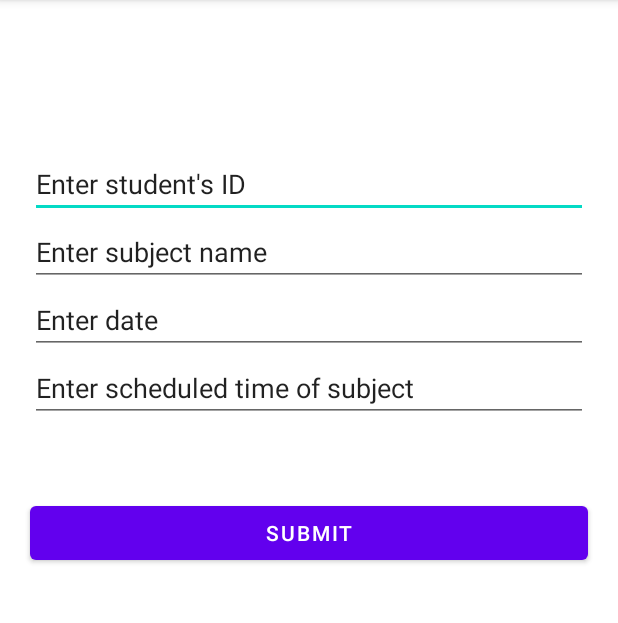
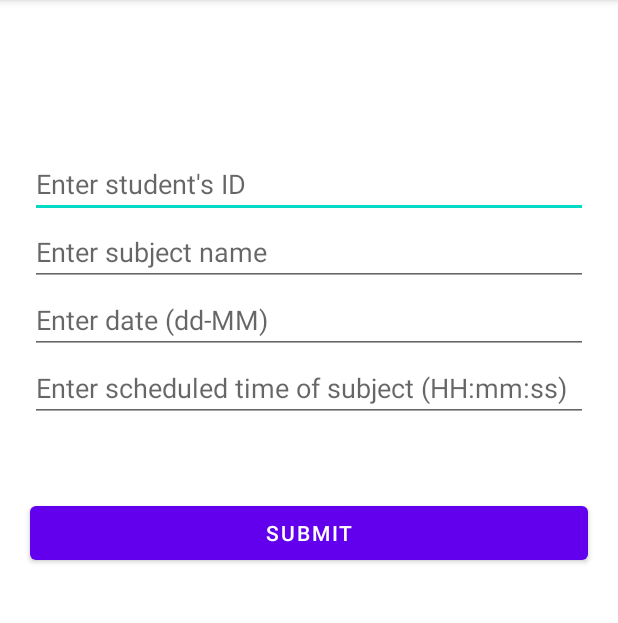
Before and after one commit to atheistd/countmein, an Android app: the f_atnmod screen opened directly, with no data from a screen before it, on a phone screen of 412 x 824 dp, the part 84-707 px from its top. Run offline under Robolectric (Android 15) with nearby library versions, the phone set to English and light mode, and no system bars.

Commit message:
in f_atnmod.kt, added everything to add single entry to the ATTABLE in activity_f_atnmod.xml, replaced android-colon-text with android-colon-hint for obvious reasons, try it yourself if you feel it is appropriate you monster

```diff
--- a/app/src/main/java/com/kinkykeys/countmein/f_atnmod.kt
+++ b/app/src/main/java/com/kinkykeys/countmein/f_atnmod.kt
@@ -1,13 +1,59 @@
 package com.kinkykeys.countmein
 
+import android.content.Intent
 import androidx.appcompat.app.AppCompatActivity
 import android.os.Bundle
+import android.view.View
+import android.widget.Button
+import android.widget.EditText
 import android.widget.TextView
+import java.time.LocalDateTime
+import java.time.format.DateTimeFormatter
 
 class f_atnmod : AppCompatActivity() {
+
+    // new code, who dis?
+    public val sharedPrefFile = "kotlinsharedpreference"
+
+
     override fun onCreate(savedInstanceState: Bundle?) {
         super.onCreate(savedInstanceState)
         setContentView(R.layout.activity_f_atnmod)
 
+        // SQLite related init
+        val context = this
+        val db = DataBaseHandler(context)
+
+
+        // connect variables to UI elements from activity_main.xml to here
+        val acpt_suid = findViewById(R.id.takes_suid) as EditText
+        val acpt_sub = findViewById(R.id.takes_subject) as EditText
+        val acpt_date = findViewById(R.id.takes_date) as EditText
+        val acpt_time = findViewById(R.id.takes_time) as EditText
+        val modify_database_button = findViewById(R.id.mod_db) as Button
+
+
+        modify_database_button.setOnClickListener(View.OnClickListener {
+
+            // SQLite related init
+            val context = this
+            val db = DataBaseHandler(context)
+
+            var user = User()
+            user.dbUID = acpt_suid.text.toString()
+            user.dbSub = acpt_sub.text.toString()
+            user.dbDate = acpt_date.text.toString()
+            user.dbTime = acpt_time.text.toString()
+            db.insertData(user)
+
+            // goto the attendance intent to verify the
+            val intent = Intent(this, f_atnview::class.java)
+            intent.setFlags(Intent.FLAG_ACTIVITY_CLEAR_TOP)
+            startActivity(intent)
+
+            finish()
+
+        })
+
     }
 }
--- a/app/src/main/res/layout/activity_f_atnmod.xml
+++ b/app/src/main/res/layout/activity_f_atnmod.xml
@@ -21,7 +21,7 @@
             android:layout_marginRight="20dp"
             android:layout_width="match_parent"
             android:layout_height="wrap_content"
-            android:text="Enter student's ID" />
+            android:hint="Enter student's ID" />
 
         <EditText
             android:id="@+id/takes_subject"
@@ -29,7 +29,7 @@
             android:layout_marginRight="20dp"
             android:layout_width="match_parent"
             android:layout_height="wrap_content"
-            android:text="Enter subject name" />
+            android:hint="Enter subject name" />
 
         <EditText
             android:id="@+id/takes_date"
@@ -37,7 +37,7 @@
             android:layout_marginRight="20dp"
             android:layout_width="match_parent"
             android:layout_height="wrap_content"
-            android:text="Enter date" />
+            android:hint="Enter date (dd-MM)" />
 
         <EditText
             android:id="@+id/takes_time"
@@ -45,7 +45,7 @@
             android:layout_marginRight="20dp"
             android:layout_width="match_parent"
             android:layout_height="wrap_content"
-            android:text="Enter scheduled time of subject" />
+            android:hint="Enter scheduled time of subject (HH:mm:ss) " />
 
         <Button
             android:id="@+id/mod_db"
```
